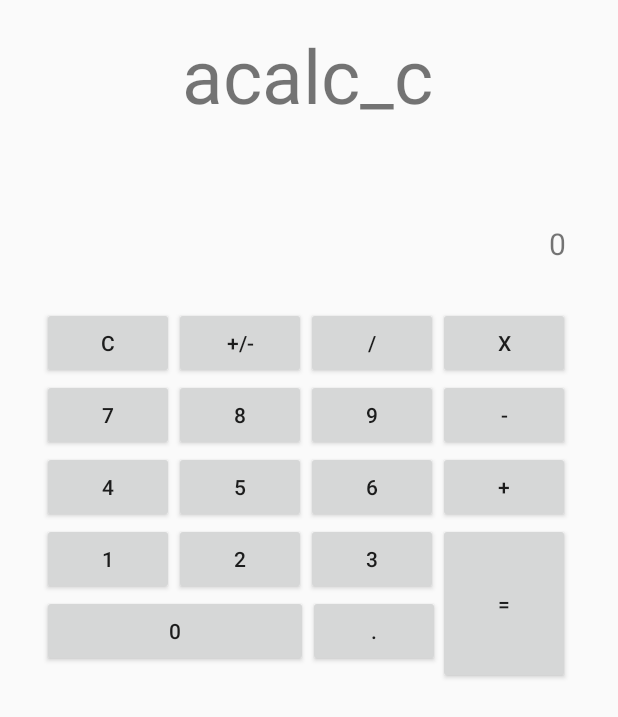
After one commit to ambersun1234/android, an Android app: the layout activity_main2.xml on its own in the app's theme, with its tools: preview values and no code run, on a phone screen of 412 x 824 dp. The commit adds this screen. Shown: the top 717 px of the screen. Run offline under Robolectric (Android 15) with nearby library versions, the phone set to English and light mode, and no system bars.

Commit message:
Add constraint layout

```diff
--- a/app/src/main/res/layout/activity_main.xml
+++ b/app/src/main/res/layout/activity_main.xml
@@ -12,7 +12,7 @@
         android:layout_width="match_parent"
         android:layout_height="wrap_content"
         android:gravity="center"
-        android:text="acalc"
+        android:text="acalc_l"
         android:textSize="50sp" />
 
     <!-- calculate input -->
--- /dev/null
+++ b/app/src/main/res/layout/activity_main2.xml
@@ -0,0 +1,200 @@
+<?xml version="1.0" encoding="utf-8"?>
+<androidx.constraintlayout.widget.ConstraintLayout
+    xmlns:android="http://schemas.android.com/apk/res/android"
+    xmlns:app="http://schemas.android.com/apk/res-auto"
+    xmlns:tools="http://schemas.android.com/tools"
+    android:layout_width="match_parent"
+    android:layout_height="match_parent">
+
+    <TextView
+        android:id="@+id/textView"
+        android:layout_width="226dp"
+        android:layout_height="65dp"
+        android:layout_marginStart="92dp"
+        android:layout_marginTop="16dp"
+        android:gravity="center"
+        android:text="acalc_c"
+        android:textSize="50sp"
+        app:layout_constraintStart_toStartOf="parent"
+        app:layout_constraintTop_toTopOf="parent" />
+
+    <TextView
+        android:id="@+id/history_input"
+        android:layout_width="345dp"
+        android:layout_height="27dp"
+        android:layout_marginStart="32dp"
+        android:layout_marginTop="24dp"
+        android:gravity="right"
+        android:textSize="20sp"
+        app:layout_constraintStart_toStartOf="parent"
+        app:layout_constraintTop_toBottomOf="@+id/textView" />
+
+    <TextView
+        android:id="@+id/acalc_input"
+        android:layout_width="345dp"
+        android:layout_height="32dp"
+        android:layout_marginStart="32dp"
+        android:layout_marginTop="16dp"
+        android:gravity="right"
+        android:text="0"
+        android:textSize="20sp"
+        app:layout_constraintStart_toStartOf="parent"
+        app:layout_constraintTop_toBottomOf="@+id/history_input" />
+
+    <Button
+        android:id="@+id/keyboard_sign"
+        android:layout_width="wrap_content"
+        android:layout_height="wrap_content"
+        android:layout_marginTop="24dp"
+        android:text="+/-"
+        app:layout_constraintStart_toEndOf="@+id/keyboard_clear"
+        app:layout_constraintTop_toBottomOf="@+id/acalc_input" />
+
+    <Button
+        android:id="@+id/keyboard_clear"
+        android:layout_width="wrap_content"
+        android:layout_height="wrap_content"
+        android:layout_marginStart="28dp"
+        android:layout_marginTop="24dp"
+        android:text="C"
+        app:layout_constraintStart_toStartOf="parent"
+        app:layout_constraintTop_toBottomOf="@+id/acalc_input" />
+
+    <Button
+        android:id="@+id/keyboard_divide"
+        android:layout_width="wrap_content"
+        android:layout_height="wrap_content"
+        android:layout_marginTop="24dp"
+        android:text="/"
+        app:layout_constraintStart_toEndOf="@+id/keyboard_sign"
+        app:layout_constraintTop_toBottomOf="@+id/acalc_input" />
+
+    <Button
+        android:id="@+id/keyboard_multiple"
+        android:layout_width="wrap_content"
+        android:layout_height="wrap_content"
+        android:layout_marginTop="24dp"
+        android:text="X"
+        app:layout_constraintStart_toEndOf="@+id/keyboard_divide"
+        app:layout_constraintTop_toBottomOf="@+id/acalc_input" />
+
+    <Button
+        android:id="@+id/keyboard_num7"
+        android:layout_width="wrap_content"
+        android:layout_height="wrap_content"
+        android:layout_marginStart="28dp"
+        android:text="7"
+        app:layout_constraintStart_toStartOf="parent"
+        app:layout_constraintTop_toBottomOf="@+id/keyboard_clear" />
+
+    <Button
+        android:id="@+id/keyboard_num8"
+        android:layout_width="wrap_content"
+        android:layout_height="wrap_content"
+        android:text="8"
+        app:layout_constraintStart_toEndOf="@+id/keyboard_num7"
+        app:layout_constraintTop_toBottomOf="@+id/keyboard_sign" />
+
+    <Button
+        android:id="@+id/keyboard_num9"
+        android:layout_width="wrap_content"
+        android:layout_height="wrap_content"
+        android:text="9"
+        app:layout_constraintStart_toEndOf="@+id/keyboard_num8"
+        app:layout_constraintTop_toBottomOf="@+id/keyboard_divide" />
+
+    <Button
+        android:id="@+id/keyboard_minus"
+        android:layout_width="wrap_content"
+        android:layout_height="wrap_content"
+        android:text="-"
+        app:layout_constraintStart_toEndOf="@+id/keyboard_num9"
+        app:layout_constraintTop_toBottomOf="@+id/keyboard_multiple" />
+
+    <Button
+        android:id="@+id/keyboard_num4"
+        android:layout_width="wrap_content"
+        android:layout_height="wrap_content"
+        android:layout_marginStart="28dp"
+        android:text="4"
+        app:layout_constraintStart_toStartOf="parent"
+        app:layout_constraintTop_toBottomOf="@+id/keyboard_num7" />
+
+    <Button
+        android:id="@+id/keyboard_num5"
+        android:layout_width="wrap_content"
+        android:layout_height="wrap_content"
+        android:text="5"
+        app:layout_constraintStart_toEndOf="@+id/keyboard_num4"
+        app:layout_constraintTop_toBottomOf="@+id/keyboard_num8" />
+
+    <Button
+        android:id="@+id/keyboard_num6"
+        android:layout_width="wrap_content"
+        android:layout_height="wrap_content"
+        android:text="6"
+        app:layout_constraintStart_toEndOf="@+id/keyboard_num5"
+        app:layout_constraintTop_toBottomOf="@+id/keyboard_num9" />
+
+    <Button
+        android:id="@+id/keyboard_add"
+        android:layout_width="wrap_content"
+        android:layout_height="wrap_content"
+        android:text="+"
+        app:layout_constraintStart_toEndOf="@+id/keyboard_num6"
+        app:layout_constraintTop_toBottomOf="@+id/keyboard_minus" />
+
+    <Button
+        android:id="@+id/keyboard_num1"
+        android:layout_width="wrap_content"
+        android:layout_height="wrap_content"
+        android:text="1"
+        android:layout_marginStart="28dp"
+        app:layout_constraintStart_toStartOf="parent"
+        app:layout_constraintTop_toBottomOf="@id/keyboard_num4" />
+
+    <Button
+        android:id="@+id/keyboard_num2"
+        android:layout_width="wrap_content"
+        android:layout_height="wrap_content"
+        android:text="2"
+        app:layout_constraintStart_toEndOf="@id/keyboard_num1"
+        app:layout_constraintTop_toBottomOf="@id/keyboard_num5" />
+
+    <Button
+        android:id="@+id/keyboard_num3"
+        android:layout_width="wrap_content"
+        android:layout_height="wrap_content"
+        android:text="3"
+        app:layout_constraintStart_toEndOf="@id/keyboard_num2"
+        app:layout_constraintTop_toBottomOf="@id/keyboard_num6" />
+
+    <Button
+        android:id="@+id/keyboard_num0"
+        android:layout_width="0dp"
+        android:layout_height="wrap_content"
+        android:layout_marginStart="28dp"
+        app:layout_constraintWidth_default="percent"
+        app:layout_constraintWidth_percent="0.43"
+        android:text="0"
+        app:layout_constraintStart_toStartOf="parent"
+        app:layout_constraintTop_toBottomOf="@+id/keyboard_num1" />
+
+    <Button
+        android:id="@+id/keyboard_point"
+        android:layout_width="wrap_content"
+        android:layout_height="wrap_content"
+        android:text="."
+        app:layout_constraintStart_toEndOf="@id/keyboard_num0"
+        app:layout_constraintTop_toBottomOf="@id/keyboard_num3" />
+
+    <Button
+        android:id="@+id/keyboard_equal"
+        android:layout_width="wrap_content"
+        android:layout_height="0dp"
+        android:text="="
+        app:layout_constraintHeight_default="percent"
+        app:layout_constraintHeight_percent="0.13"
+        app:layout_constraintStart_toEndOf="@+id/keyboard_num3"
+        app:layout_constraintTop_toBottomOf="@+id/keyboard_add" />
+</androidx.constraintlayout.widget.ConstraintLayout>
```
